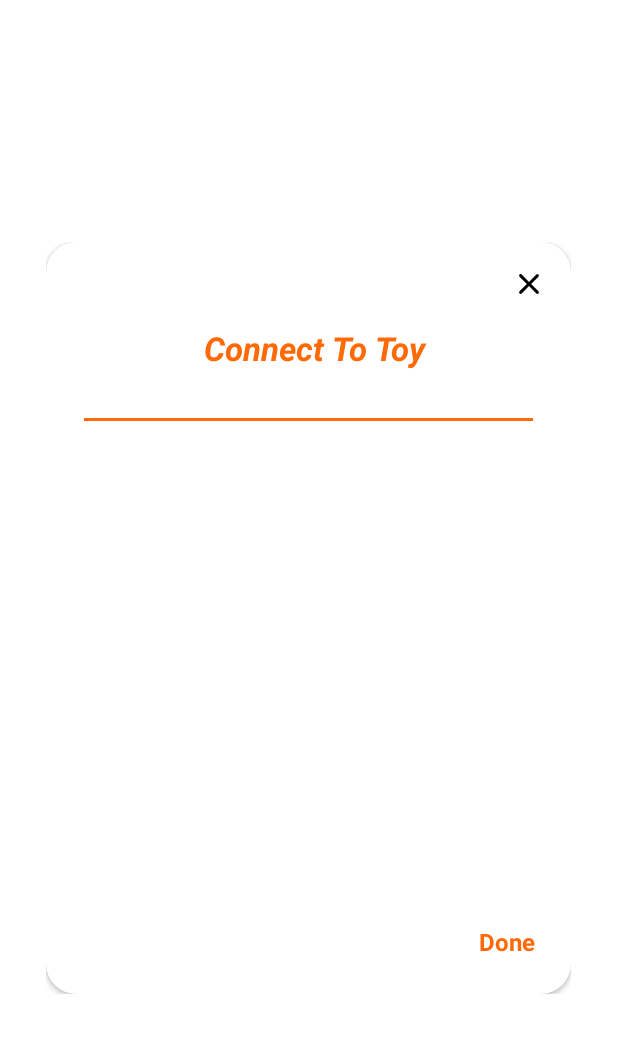
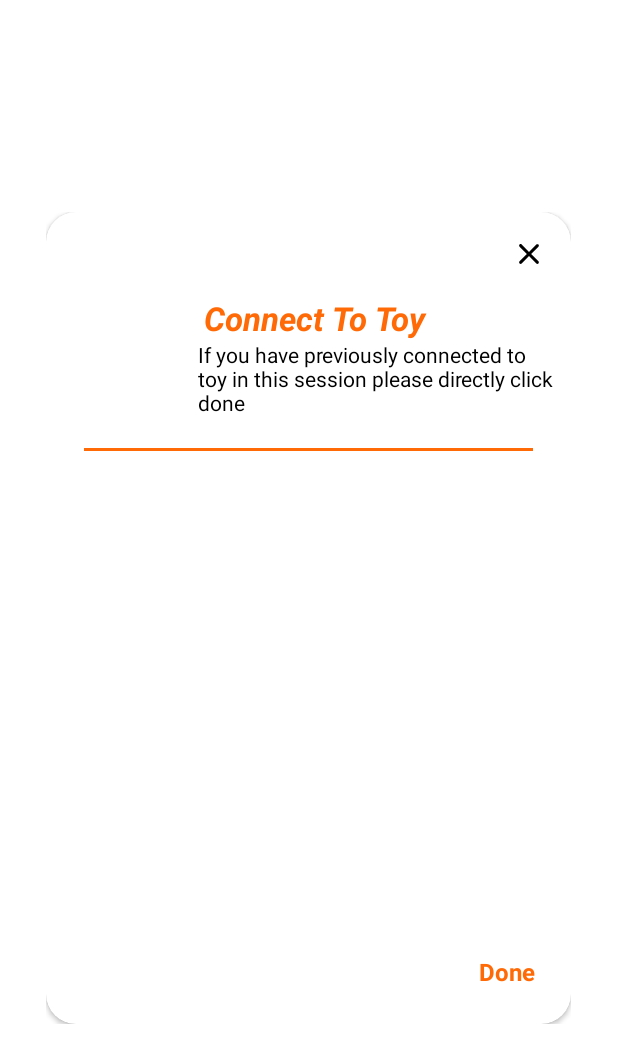
Before and after one commit to kimbpointe/October_Orange_and_Green, an Android app: the layout connect_dialog.xml on its own in the app's theme, with its tools: preview values and no code run, on a phone screen of 412 x 824 dp. Shown: the top 1063 px of the screen. Run offline under Robolectric (Android 15) with nearby library versions, the phone set to English and light mode, and no system bars.

```diff
--- a/app/src/main/java/com/example/hugsapp/videoValidation.java
+++ b/app/src/main/java/com/example/hugsapp/videoValidation.java
@@ -105,7 +105,9 @@ public class videoValidation extends AppCompatActivity {
             @Override
             public void onClick(View view) {
                 validateDialog.dismiss();
-                check.setAnimation(R.raw.error);
+                Toast.makeText(videoValidation.this, "Session Restarted", Toast.LENGTH_SHORT).show();
+                Intent restart = new Intent(getApplicationContext(), VideoService.class);
+                startActivity(restart);
             }
         });
 
--- a/app/src/main/res/layout/connect_dialog.xml
+++ b/app/src/main/res/layout/connect_dialog.xml
@@ -46,9 +46,10 @@
                 android:layout_width="match_parent"
                 android:layout_height="2dp"
                 android:layout_marginHorizontal="25dp"
-                android:layout_marginTop="8dp"
+                android:layout_marginTop="48dp"
                 android:background="#FF6A06"
                 app:layout_constraintEnd_toEndOf="parent"
+                app:layout_constraintHorizontal_bias="0.264"
                 app:layout_constraintStart_toStartOf="@+id/bluetoothAnimate"
                 app:layout_constraintTop_toBottomOf="@+id/bluetoothAnimate" />
 
@@ -67,6 +68,16 @@
                 app:layout_constraintEnd_toEndOf="parent"
                 app:layout_constraintStart_toEndOf="@+id/bluetoothAnimate"
                 app:layout_constraintTop_toTopOf="@+id/bluetoothAnimate" />
+            <TextView
+                android:layout_width="0dp"
+                android:layout_height="wrap_content"
+                android:text="If you have previously connected to toy in this session please directly click done"
+                android:textColor="@color/black"
+                android:textSize="14sp"
+                app:layout_constraintEnd_toEndOf="parent"
+                app:layout_constraintStart_toEndOf="@+id/bluetoothAnimate"
+                app:layout_constraintTop_toBottomOf="@+id/title"
+                />
 
 
 
```
